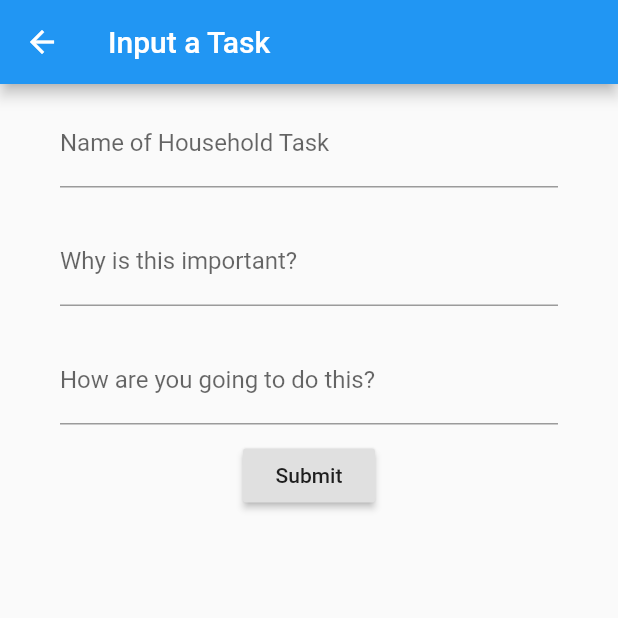
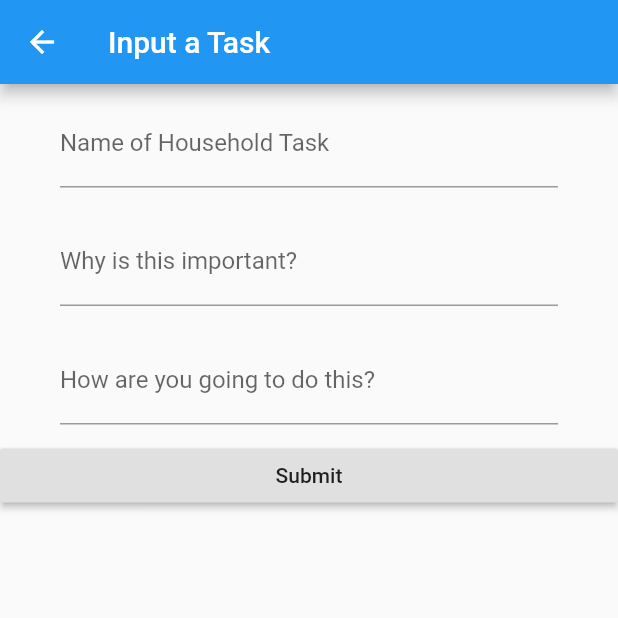
Before and after one commit to sysemenova/college_survival_software, a Flutter app: the InputTaskWidget screen opened directly, on a phone screen of 412 x 824 dp, the top half of it. Run offline on Flutter 3.47's test engine with Material 2 defaults, Android fonts, the phone set to English and light mode, and no system bars.

Commit message:
Column->ListView in inputtaskwidget.dart

```diff
--- a/lib/householdtask.dart
+++ b/lib/householdtask.dart
@@ -48,6 +48,11 @@ class HouseholdTask {
       recurringFunc = null :
       recurringFunc = Function.apply(calcNext, [], recurringArgs);
 
+  }
+
+  bool checkEmpty() {
+    print(this.name == "" && this.why == "" && this.how == "");
+    return (this.name == "" && this.why == "" && this.how == "");
   }
 
 
--- a/lib/inputtaskwidget.dart
+++ b/lib/inputtaskwidget.dart
@@ -21,7 +21,7 @@ class _InputTaskWidgetState extends State<InputTaskWidget> {
   Widget build(BuildContext context) {
     return Scaffold(
       appBar: AppBar(title: Text("Input a Task")),
-      body: Column(
+      body: ListView(
         children: [
           Padding(
             padding: EdgeInsets.symmetric(horizontal: 40, vertical: 10),
@@ -54,6 +54,7 @@ class _InputTaskWidgetState extends State<InputTaskWidget> {
             child: Text('Submit'),
             onPressed: (){
               var toret = HouseholdTask(nameController.text, whyController.text, howController.text, false);
+              toret = toret.checkEmpty() ? null : toret;
               Navigator.pop(context, toret);},
           )
         ],
```
